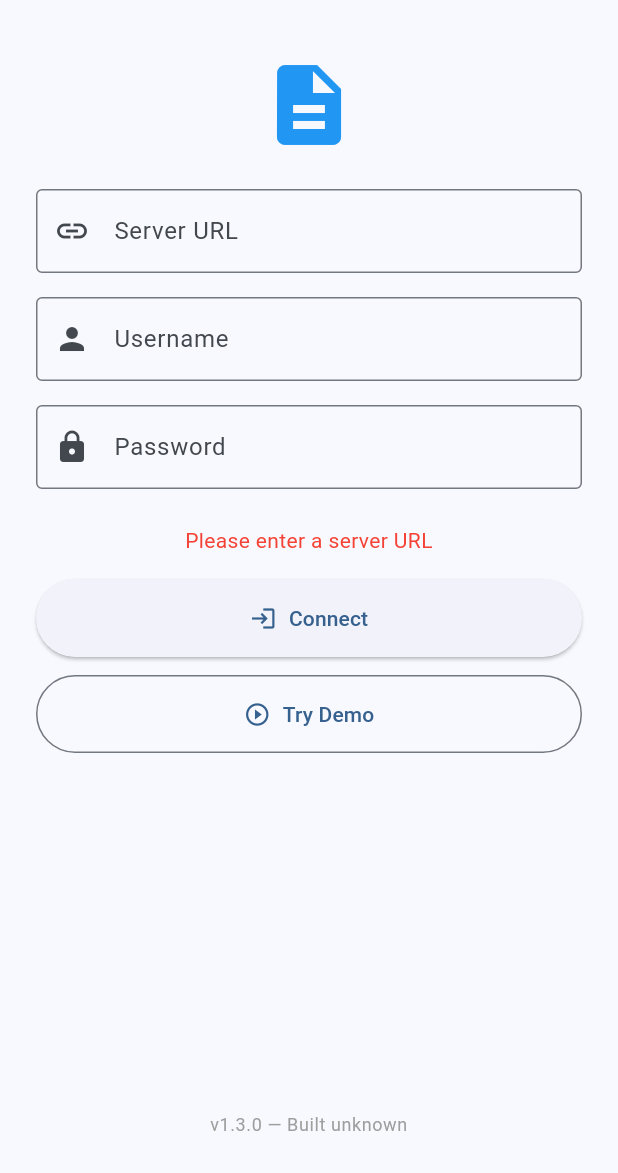
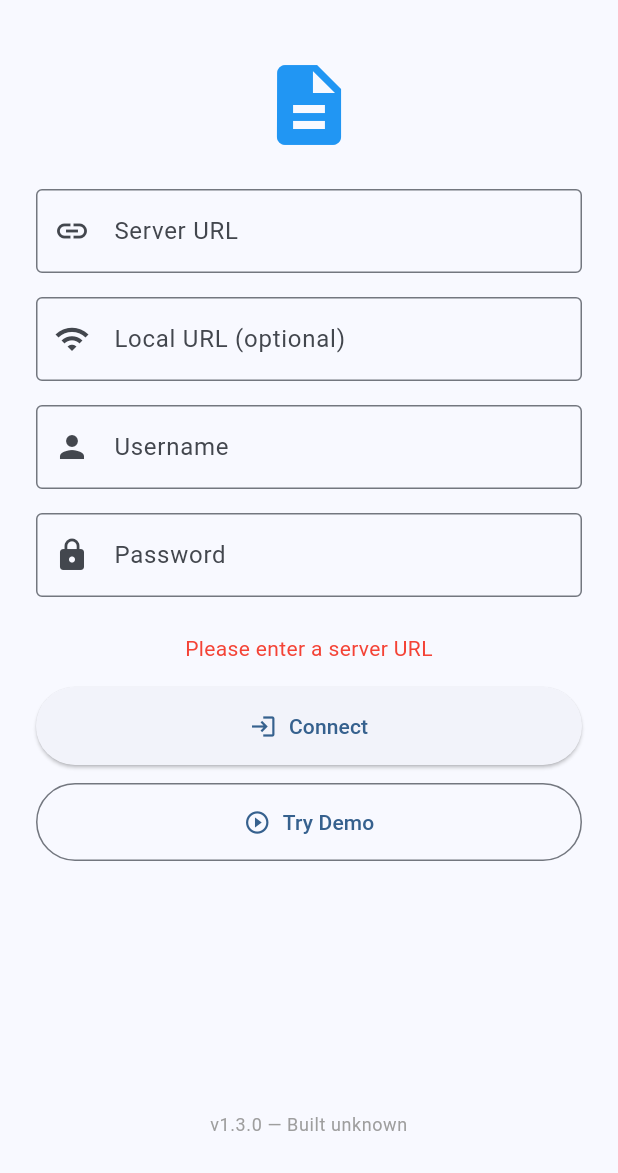
Before and after one commit to sjg20/paperman, a Flutter app: the screen it shows after launch, after a tap on "Connect", on a phone screen of 412 x 824 dp, the part 63-1236 px from its top. Run offline on Flutter 3.47's test engine with Material 3 defaults, Android fonts, the phone set to English and light mode, and no system bars; our stand-ins replace cached_network_image, package_info_plus, printing, shared_preferences; missing offline and left inert: pdfrx; network calls fail; project files that could hold a hidden picture were left out.

Commit message:
app: Add optional local URL for fast LAN downloads
When the app connects via an external domain like
tunbridge.chapterst.org, traffic routes out to the internet and back
even when the device is on the same LAN as the server.

Add an optional "Local URL" field to the connection screen. On
connect, the app tries the local address first with a 2-second
timeout. If it responds, all requests go directly over the LAN. If
unreachable, the main URL is used transparently.

Co-developed-by: Claude Opus 4.6 <noreply@anthropic.com>

```diff
--- a/app/lib/screens/connection_screen.dart
+++ b/app/lib/screens/connection_screen.dart
@@ -16,6 +16,7 @@ class ConnectionScreen extends StatefulWidget {
 
 class _ConnectionScreenState extends State<ConnectionScreen> {
   final _urlController = TextEditingController();
+  final _localUrlController = TextEditingController();
   final _userController = TextEditingController();
   final _passController = TextEditingController();
   bool _connecting = false;
@@ -44,6 +45,7 @@ class _ConnectionScreenState extends State<ConnectionScreen> {
   Future<void> _loadSaved() async {
     final prefs = await SharedPreferences.getInstance();
     _urlController.text = prefs.getString('server_url') ?? '';
+    _localUrlController.text = prefs.getString('local_url') ?? '';
     _userController.text = prefs.getString('username') ?? '';
     _passController.text = prefs.getString('password') ?? '';
     // Auto-connect if we have a saved URL (unless returning from disconnect)
@@ -79,18 +81,22 @@ class _ConnectionScreenState extends State<ConnectionScreen> {
     final api = context.read<ApiService>();
     final user = _userController.text.trim();
     final pass = _passController.text;
+    final localUrl = _localUrlController.text.trim();
     api.updateConfig(
       baseUrl: url,
+      localBaseUrl: localUrl.isEmpty ? null : localUrl,
       username: user.isEmpty ? null : user,
       password: pass.isEmpty ? null : pass,
     );
 
     try {
+      await api.tryLocalUrl();
       await api.checkStatus();
 
       // Save settings
       final prefs = await SharedPreferences.getInstance();
       await prefs.setString('server_url', url);
+      await prefs.setString('local_url', localUrl);
       await prefs.setString('username', user);
       await prefs.setString('password', pass);
 
@@ -110,6 +116,7 @@ class _ConnectionScreenState extends State<ConnectionScreen> {
   @override
   void dispose() {
     _urlController.dispose();
+    _localUrlController.dispose();
     _userController.dispose();
     _passController.dispose();
     super.dispose();
@@ -134,6 +141,18 @@ class _ConnectionScreenState extends State<ConnectionScreen> {
                 hintText: 'https://papers.example.com',
                 border: OutlineInputBorder(),
                 prefixIcon: Icon(Icons.link),
+              ),
+              keyboardType: TextInputType.url,
+              textInputAction: TextInputAction.next,
+            ),
+            const SizedBox(height: 16),
+            TextField(
+              controller: _localUrlController,
+              decoration: const InputDecoration(
+                labelText: 'Local URL (optional)',
+                hintText: 'http://192.168.1.10:8080',
+                border: OutlineInputBorder(),
+                prefixIcon: Icon(Icons.wifi),
               ),
               keyboardType: TextInputType.url,
               textInputAction: TextInputAction.next,
```
Also changed, not shown: app/lib/services/api_service.dart (+25 -0 lines), 1 other file.
